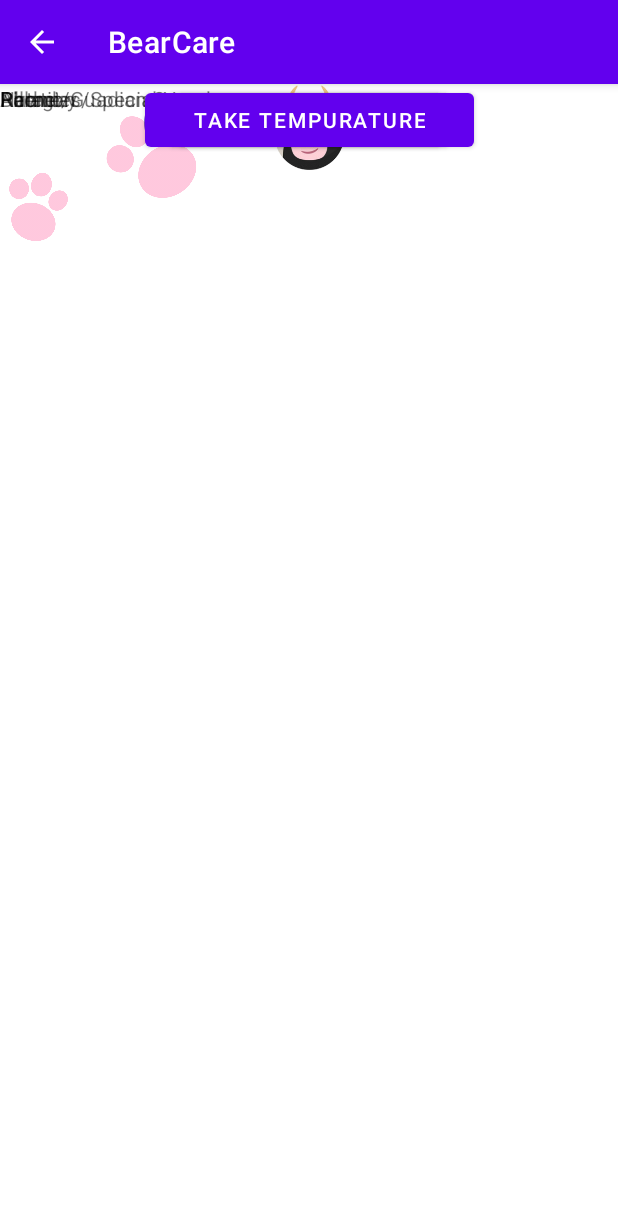
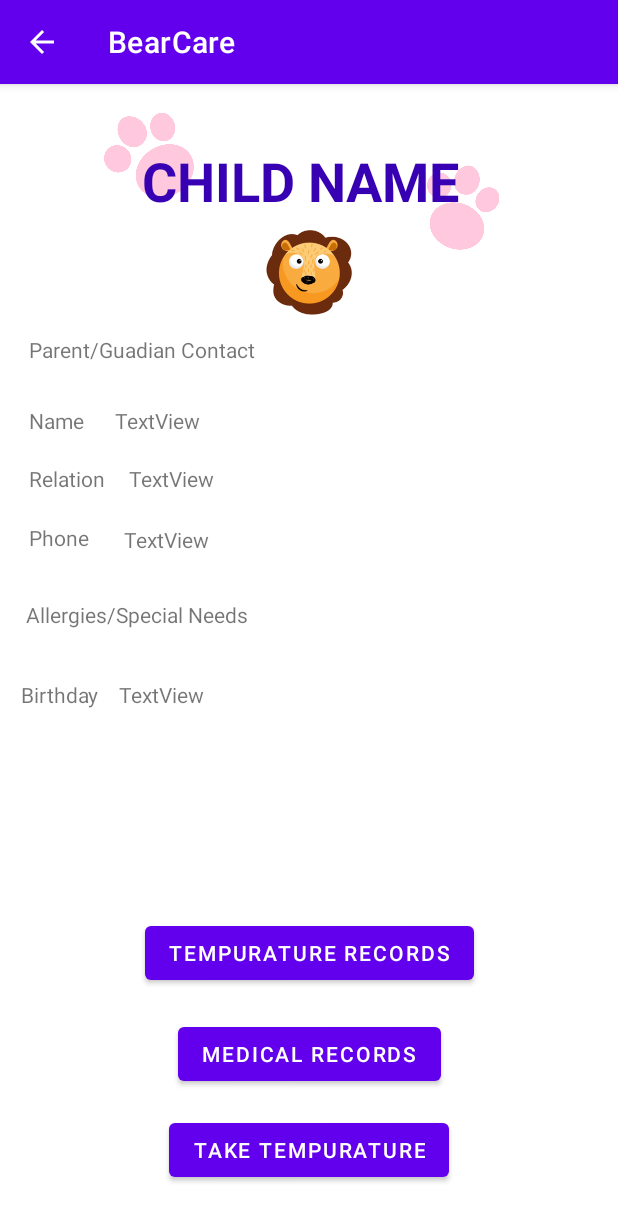
Before and after one commit to TarekElDick/COEN390_GroupProject_BearCare, an Android app: the ChildProfileActivity screen opened directly, with no data from a screen before it, on a phone screen of 412 x 824 dp. Shown: the top 1221 px of the screen. Run offline under Robolectric (Android 15) with nearby library versions, the phone set to English and light mode, and no system bars.

Commit message:
#1 #2 #3 Fixing master branch connections, preparing a master rebase with all branches.

```diff
--- a/app/src/main/AndroidManifest.xml
+++ b/app/src/main/AndroidManifest.xml
@@ -23,9 +23,7 @@
             android:name=".ChildDirectoryActivity"
             android:parentActivityName=".UserMainPageActivity" />
         <activity android:name=".TemperatureActivity" />
-        <activity android:name=".Bluetooth.BluetoothScanner"></activity>
-        <activity android:name=".UserMainPageActivity" />
-        <activity android:name=".ChildDirectoryActivity" />
+        <activity android:name=".Bluetooth.BluetoothScanner"/>
         <activity android:name=".SignUpActivity" />
         <activity android:name=".MainActivity">
             <intent-filter>
--- a/app/src/main/java/com/example/coen390_groupproject_bearcare/ChildDirectoryActivity.java
+++ b/app/src/main/java/com/example/coen390_groupproject_bearcare/ChildDirectoryActivity.java
@@ -152,7 +152,10 @@ public class ChildDirectoryActivity extends AppCompatActivity{
                 Log.d(TAG, "Child ID of item clicked is: " + childId);
 
                 //TODO intent to go to child profile activity with the childID.
-
+                //TODO intent to go to child profile activity with the childID.
+                Intent intent = new Intent(getApplicationContext(), ChildProfileActivity.class);
+                intent.putExtra("childId", childId);
+                startActivity(intent);
             }
         });
 
--- a/app/src/main/java/com/example/coen390_groupproject_bearcare/ChildProfileActivity.java
+++ b/app/src/main/java/com/example/coen390_groupproject_bearcare/ChildProfileActivity.java
@@ -2,19 +2,48 @@ package com.example.coen390_groupproject_bearcare;
 
 import androidx.appcompat.app.AppCompatActivity;
 
+import android.content.Intent;
 import android.os.Bundle;
+import android.view.View;
+import android.widget.Button;
 
 public class ChildProfileActivity extends AppCompatActivity {
+
+    private Button buttonTakeTemp;
+
+    private String childId;
 
     @Override
     protected void onCreate(Bundle savedInstanceState) {
         super.onCreate(savedInstanceState);
         setContentView(R.layout.activity_child_profile);
 
-        // Back buttton takes you back to child directory
+        // Back Buttton takes you back to child directory
         getSupportActionBar().setDisplayHomeAsUpEnabled(true);
 
+        Intent intent = new Intent();
+        childId = intent.getStringExtra("childId");
 
+        setUpUI();
+
+    }
+
+    private void setUpUI() {
+
+        // Connections
+        buttonTakeTemp = findViewById(R.id.buttonTakeTemp_childProfileActivity);
+
+        buttonTakeTemp.setOnClickListener(new View.OnClickListener() {
+            @Override
+            public void onClick(View v) {
+
+                // Go to takeTempActivity
+                Intent intent = new Intent(getApplicationContext(), TemperatureActivity.class);
+                intent.putExtra("childId", childId);
+                startActivity(intent);
+
+            }
+        });
 
     }
 }
--- a/app/src/main/java/com/example/coen390_groupproject_bearcare/UserMainPageActivity.java
+++ b/app/src/main/java/com/example/coen390_groupproject_bearcare/UserMainPageActivity.java
@@ -214,6 +214,10 @@ public class UserMainPageActivity extends AppCompatActivity {
                 Log.d(TAG, "Child ID of item clicked is: " + childId);
 
                 //TODO intent to go to child profile activity with the childID.
+                Intent intent = new Intent(getApplicationContext(), ChildProfileActivity.class);
+                intent.putExtra("childId", childId);
+                startActivity(intent);
+
             }
         });
 
--- /dev/null
+++ b/app/src/main/res/drawable/ic_thermostat.xml
@@ -0,0 +1,10 @@
+<vector xmlns:android="http://schemas.android.com/apk/res/android"
+    android:width="24dp"
+    android:height="24dp"
+    android:viewportWidth="24"
+    android:viewportHeight="24"
+    android:tint="?attr/colorControlNormal">
+  <path
+      android:fillColor="@android:color/white"
+      android:pathData="M15,13L15,5c0,-1.66 -1.34,-3 -3,-3S9,3.34 9,5v8c-1.21,0.91 -2,2.37 -2,4 0,2.76 2.24,5 5,5s5,-2.24 5,-5c0,-1.63 -0.79,-3.09 -2,-4zM11,5c0,-0.55 0.45,-1 1,-1s1,0.45 1,1h-1v1h1v2h-1v1h1v2h-2L11,5z"/>
+</vector>
--- a/app/src/main/res/drawable/ic_track.xml
+++ /dev/null
@@ -1,10 +0,0 @@
-<vector xmlns:android="http://schemas.android.com/apk/res/android"
-    android:width="24dp"
-    android:height="24dp"
-    android:viewportWidth="24"
-    android:viewportHeight="24"
-    android:tint="?attr/colorControlNormal">
-  <path
-      android:fillColor="@android:color/white"
-      android:pathData="M19.07,4.93l-1.41,1.41C19.1,7.79 20,9.79 20,12c0,4.42 -3.58,8 -8,8s-8,-3.58 -8,-8c0,-4.08 3.05,-7.44 7,-7.93v2.02C8.16,6.57 6,9.03 6,12c0,3.31 2.69,6 6,6s6,-2.69 6,-6c0,-1.66 -0.67,-3.16 -1.76,-4.24l-1.41,1.41C15.55,9.9 16,10.9 16,12c0,2.21 -1.79,4 -4,4s-4,-1.79 -4,-4c0,-1.86 1.28,-3.41 3,-3.86v2.14c-0.6,0.35 -1,0.98 -1,1.72 0,1.1 0.9,2 2,2s2,-0.9 2,-2c0,-0.74 -0.4,-1.38 -1,-1.72V2h-1C6.48,2 2,6.48 2,12s4.48,10 10,10 10,-4.48 10,-10c0,-2.76 -1.12,-5.26 -2.93,-7.07z"/>
-</vector>
--- a/app/src/main/res/layout/activity_child_profile.xml
+++ b/app/src/main/res/layout/activity_child_profile.xml
@@ -8,21 +8,27 @@
 
     <ImageView
         android:id="@+id/imageView3"
-        android:layout_width="47dp"
+        android:layout_width="0dp"
         android:layout_height="56dp"
         android:layout_marginTop="52dp"
+        android:layout_marginEnd="71dp"
+        android:layout_marginRight="71dp"
         android:rotation="52"
+        app:layout_constraintEnd_toEndOf="parent"
+        app:layout_constraintStart_toEndOf="@+id/imageView5"
         app:layout_constraintTop_toTopOf="parent"
-        app:srcCompat="@drawable/paws"
-        tools:layout_editor_absoluteX="275dp" />
+        app:srcCompat="@drawable/paws" />
 
     <ImageView
         android:id="@+id/imageView5"
-        android:layout_width="72dp"
+        android:layout_width="0dp"
         android:layout_height="61dp"
         android:layout_marginStart="64dp"
         android:layout_marginLeft="64dp"
         android:layout_marginTop="16dp"
+        android:layout_marginEnd="139dp"
+        android:layout_marginRight="139dp"
+        app:layout_constraintEnd_toStartOf="@+id/imageView3"
         app:layout_constraintStart_toStartOf="parent"
         app:layout_constraintTop_toTopOf="parent"
         app:srcCompat="@drawable/paws" />
@@ -30,97 +36,165 @@
     <TextView
         android:id="@+id/textView17"
         android:layout_width="223dp"
-        android:layout_height="57dp"
+        android:layout_height="0dp"
+        android:layout_marginTop="24dp"
+        android:layout_marginBottom="11dp"
         android:text="CHILD NAME"
         android:textColor="@color/purple_700"
         android:textSize="36sp"
         android:textStyle="bold"
+        app:layout_constraintBottom_toBottomOf="@+id/imageView3"
         app:layout_constraintEnd_toEndOf="parent"
         app:layout_constraintStart_toStartOf="parent"
-        tools:layout_editor_absoluteY="40dp" />
+        app:layout_constraintTop_toTopOf="@+id/imageView5" />
 
     <ImageView
         android:id="@+id/imageView6"
         android:layout_width="61dp"
         android:layout_height="58dp"
+        android:layout_marginTop="80dp"
+        android:layout_marginBottom="79dp"
+        app:layout_constraintBottom_toBottomOf="@+id/textView19"
         app:layout_constraintEnd_toEndOf="parent"
         app:layout_constraintStart_toStartOf="parent"
-        app:srcCompat="@drawable/animal_vector_cow"
-        tools:layout_editor_absoluteY="97dp" />
+        app:layout_constraintTop_toTopOf="@+id/imageView5"
+        app:srcCompat="@drawable/animal_vector_lion" />
 
     <TextView
         android:id="@+id/textView18"
         android:layout_width="wrap_content"
         android:layout_height="wrap_content"
+        android:layout_marginStart="19dp"
+        android:layout_marginLeft="19dp"
+        android:layout_marginTop="167dp"
         android:text="Parent/Guadian Contact"
-        tools:layout_editor_absoluteX="19dp"
-        tools:layout_editor_absoluteY="167dp" />
+        app:layout_constraintStart_toStartOf="parent"
+        app:layout_constraintTop_toTopOf="parent" />
 
     <TextView
         android:id="@+id/textView19"
         android:layout_width="wrap_content"
         android:layout_height="wrap_content"
+        android:layout_marginStart="19dp"
+        android:layout_marginLeft="19dp"
+        android:layout_marginTop="28dp"
         android:text="Name"
-        tools:layout_editor_absoluteX="19dp"
-        tools:layout_editor_absoluteY="214dp" />
+        app:layout_constraintStart_toStartOf="parent"
+        app:layout_constraintTop_toBottomOf="@+id/textView18" />
 
     <TextView
         android:id="@+id/textView20"
         android:layout_width="wrap_content"
         android:layout_height="wrap_content"
+        android:layout_marginStart="19dp"
+        android:layout_marginLeft="19dp"
+        android:layout_marginTop="19dp"
         android:text="Relation"
-        tools:layout_editor_absoluteX="19dp"
-        tools:layout_editor_absoluteY="253dp" />
+        app:layout_constraintStart_toStartOf="parent"
+        app:layout_constraintTop_toBottomOf="@+id/textView19" />
 
     <TextView
         android:id="@+id/textView21"
         android:layout_width="wrap_content"
         android:layout_height="wrap_content"
+        android:layout_marginStart="19dp"
+        android:layout_marginLeft="19dp"
+        android:layout_marginTop="20dp"
         android:text="Phone"
-        tools:layout_editor_absoluteX="19dp"
-        tools:layout_editor_absoluteY="291dp" />
+        app:layout_constraintStart_toStartOf="parent"
+        app:layout_constraintTop_toBottomOf="@+id/textView20" />
 
     <TextView
         android:id="@+id/textView22"
         android:layout_width="wrap_content"
         android:layout_height="wrap_content"
+        android:layout_marginStart="17dp"
+        android:layout_marginLeft="17dp"
+        android:layout_marginTop="32dp"
         android:text="Allergies/Special Needs"
-        tools:layout_editor_absoluteX="17dp"
-        tools:layout_editor_absoluteY="342dp" />
+        app:layout_constraintStart_toStartOf="parent"
+        app:layout_constraintTop_toBottomOf="@+id/textView21" />
 
     <TextView
         android:id="@+id/textView23"
         android:layout_width="wrap_content"
         android:layout_height="wrap_content"
+        android:layout_marginStart="14dp"
+        android:layout_marginLeft="14dp"
+        android:layout_marginTop="34dp"
         android:text="Birthday"
-        tools:layout_editor_absoluteX="14dp"
-        tools:layout_editor_absoluteY="395dp" />
+        app:layout_constraintStart_toStartOf="parent"
+        app:layout_constraintTop_toBottomOf="@+id/textView22" />
 
     <Button
         android:id="@+id/button2"
         android:layout_width="wrap_content"
         android:layout_height="wrap_content"
+        android:layout_marginBottom="19dp"
         android:text="Tempurature Records"
+        app:layout_constraintBottom_toTopOf="@+id/button3"
         app:layout_constraintEnd_toEndOf="parent"
-        app:layout_constraintStart_toStartOf="parent"
-        tools:layout_editor_absoluteY="467dp" />
+        app:layout_constraintStart_toStartOf="parent" />
 
     <Button
         android:id="@+id/button3"
         android:layout_width="wrap_content"
         android:layout_height="wrap_content"
+        android:layout_marginBottom="16dp"
         android:text="Medical Records"
+        app:layout_constraintBottom_toTopOf="@+id/buttonTakeTemp_childProfileActivity"
         app:layout_constraintEnd_toEndOf="parent"
-        app:layout_constraintStart_toStartOf="parent"
-        tools:layout_editor_absoluteY="534dp" />
+        app:layout_constraintStart_toStartOf="parent" />
 
     <Button
-        android:id="@+id/button4"
+        android:id="@+id/buttonTakeTemp_childProfileActivity"
         android:layout_width="wrap_content"
         android:layout_height="wrap_content"
+        android:layout_marginBottom="33dp"
         android:text="Take Tempurature"
+        app:layout_constraintBottom_toBottomOf="parent"
         app:layout_constraintEnd_toEndOf="parent"
-        app:layout_constraintStart_toStartOf="parent"
-        tools:layout_editor_absoluteY="598dp" />
+        app:layout_constraintStart_toStartOf="parent" />
+
+    <TextView
+        android:id="@+id/textView24"
+        android:layout_width="wrap_content"
+        android:layout_height="wrap_content"
+        android:layout_marginEnd="9dp"
+        android:layout_marginRight="9dp"
+        android:text="TextView"
+        app:layout_constraintBaseline_toBaselineOf="@+id/textView19"
+        app:layout_constraintEnd_toEndOf="@+id/textView25" />
+
+    <TextView
+        android:id="@+id/textView25"
+        android:layout_width="wrap_content"
+        android:layout_height="wrap_content"
+        android:layout_marginStart="16dp"
+        android:layout_marginLeft="16dp"
+        android:text="TextView"
+        app:layout_constraintBaseline_toBaselineOf="@+id/textView20"
+        app:layout_constraintStart_toEndOf="@+id/textView20" />
+
+    <TextView
+        android:id="@+id/textView26"
+        android:layout_width="wrap_content"
+        android:layout_height="wrap_content"
+        android:layout_marginTop="21dp"
+        android:layout_marginEnd="3dp"
+        android:layout_marginRight="3dp"
+        android:text="TextView"
+        app:layout_constraintEnd_toEndOf="@+id/textView25"
+        app:layout_constraintTop_toBottomOf="@+id/textView25" />
+
+    <TextView
+        android:id="@+id/textView27"
+        android:layout_width="wrap_content"
+        android:layout_height="wrap_content"
+        android:layout_marginStart="13dp"
+        android:layout_marginLeft="13dp"
+        android:text="TextView"
+        app:layout_constraintBaseline_toBaselineOf="@+id/textView23"
+        app:layout_constraintStart_toEndOf="@+id/textView23" />
 
 </androidx.constraintlayout.widget.ConstraintLayout>
--- a/app/src/main/res/layout/activity_user_main_page.xml
+++ b/app/src/main/res/layout/activity_user_main_page.xml
@@ -41,7 +41,7 @@
         android:layout_marginTop="16dp"
         app:layout_constraintStart_toStartOf="parent"
         app:layout_constraintTop_toTopOf="parent"
-        app:srcCompat="@drawable/animal_vector_lion" />
+        app:srcCompat="@drawable/animal_vector_cow" />
 
     <Button
         android:id="@+id/buttonFillDailyQuestionnaire_dashboard"
--- a/app/src/main/res/layout/recycler_child_item.xml
+++ b/app/src/main/res/layout/recycler_child_item.xml
@@ -63,7 +63,7 @@
         android:layout_marginTop="16dp"
         android:layout_marginEnd="8dp"
         android:layout_marginRight="8dp"
-        android:background="@drawable/ic_track"
+        android:background="@drawable/ic_thermostat"
         app:layout_constraintEnd_toEndOf="parent"
         app:layout_constraintTop_toTopOf="parent" />
 
```
